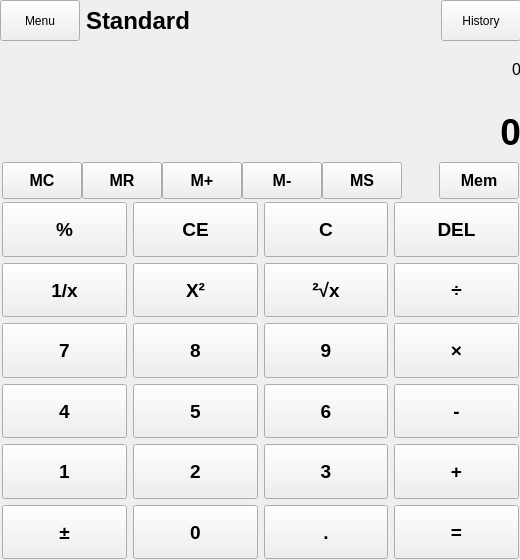
Above: mainwindow.ui from ForgetMelody/QT_course_design before the change. Below: the same form after it.
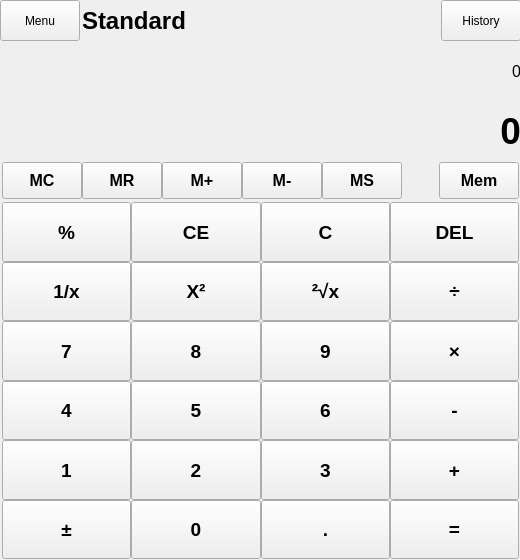
That is the form after the change.

Patch:
```diff
--- a/mainwindow.ui
+++ b/mainwindow.ui
@@ -51,6 +51,9 @@
      </rect>
     </property>
     <layout class="QHBoxLayout" name="MenuLayout">
+     <property name="spacing">
+      <number>2</number>
+     </property>
      <item>
       <widget class="QPushButton" name="pushButton">
        <property name="sizePolicy">
@@ -113,7 +116,7 @@
      </item>
     </layout>
    </widget>
-   <widget class="QWidget" name="">
+   <widget class="QWidget" name="layoutWidget">
     <property name="geometry">
      <rect>
       <x>0</x>
@@ -279,7 +282,7 @@
      </item>
     </layout>
    </widget>
-   <widget class="QWidget" name="">
+   <widget class="QWidget" name="layoutWidget">
     <property name="geometry">
      <rect>
       <x>0</x>
@@ -289,6 +292,9 @@
      </rect>
     </property>
     <layout class="QVBoxLayout" name="TextLabelLayout">
+     <property name="spacing">
+      <number>0</number>
+     </property>
      <item>
       <widget class="QLabel" name="textLabelunder">
        <property name="sizePolicy">
@@ -377,7 +383,7 @@
      </item>
     </layout>
    </widget>
-   <widget class="QWidget" name="">
+   <widget class="QWidget" name="layoutWidget">
     <property name="geometry">
      <rect>
       <x>0</x>
@@ -405,6 +411,9 @@
      <property name="bottomMargin">
       <number>2</number>
      </property>
+     <property name="spacing">
+      <number>0</number>
+     </property>
      <item row="2" column="1">
       <widget class="QPushButton" name="btn8">
        <property name="sizePolicy">
```
